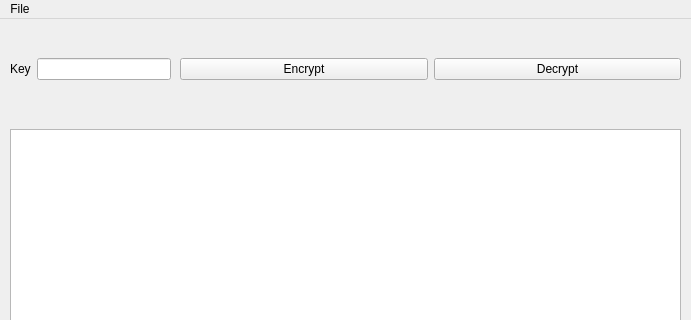
This is C++/3. RotQt/src/mainwindow.ui in nniemeir/educational-projects as Qt 5 draws it before an edit; both pictures show x 0 to 691 and y 0 to 320 of the 691 by 514 pixel window. The edited form follows.
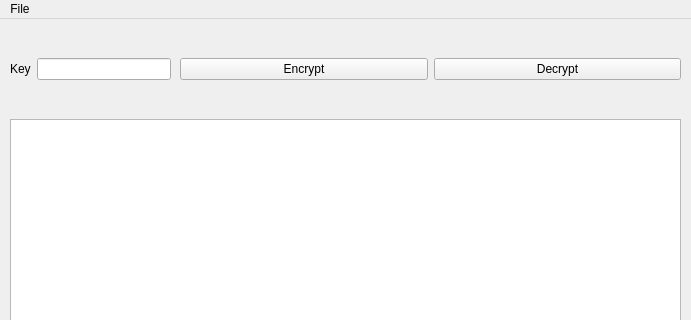
This is the edited form. Icons and pictures are not drawn.

```diff
--- a/C++/3. RotQt/src/mainwindow.ui
+++ b/C++/3. RotQt/src/mainwindow.ui
@@ -75,9 +75,9 @@
     <property name="geometry">
      <rect>
       <x>10</x>
-      <y>110</y>
+      <y>100</y>
       <width>671</width>
-      <height>351</height>
+      <height>361</height>
      </rect>
     </property>
    </widget>
```
